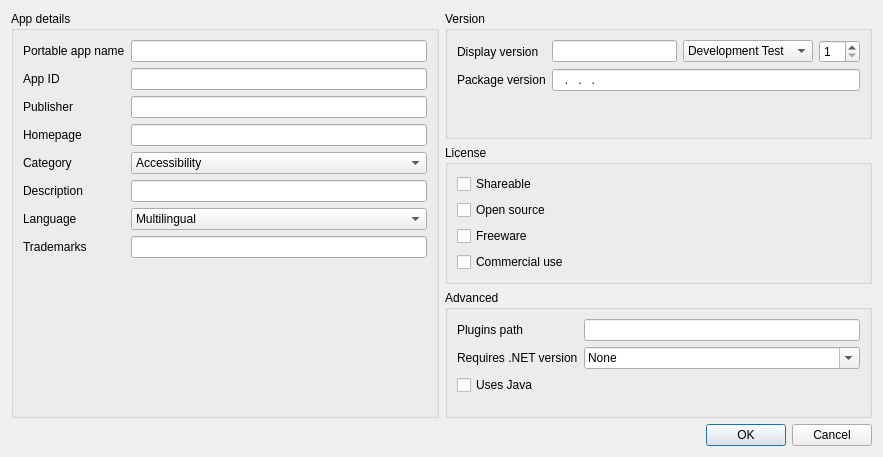
3D1T0R/PortableApps.com-DevelopmentToolkit, file ui/appinfo.ui: the form before one commit.
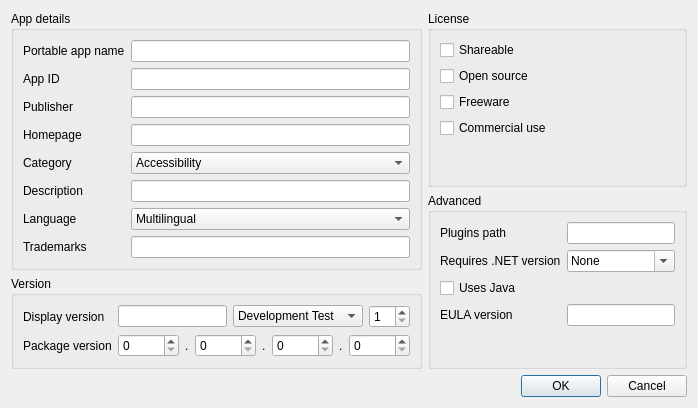
The form after the commit. Icons and pictures are not drawn.

Commit message: Added support for EULA to the appinfo GUI and reorganised the layout it.

```diff
--- a/ui/appinfo.ui
+++ b/ui/appinfo.ui
@@ -2,14 +2,6 @@
 <ui version="4.0">
  <class>AppInfoDialog</class>
  <widget class="QDialog" name="AppInfoDialog">
-  <property name="geometry">
-   <rect>
-    <x>0</x>
-    <y>0</y>
-    <width>883</width>
-    <height>457</height>
-   </rect>
-  </property>
   <property name="windowTitle">
    <string>App details</string>
   </property>
@@ -17,11 +9,17 @@
    <iconset resource="../graphics/graphics.qrc">
     <normaloff>:/icon.png</normaloff>:/icon.png</iconset>
   </property>
-  <layout class="QVBoxLayout" name="verticalLayout">
-   <item>
-    <layout class="QGridLayout">
-     <item row="0" column="0" rowspan="3">
+  <layout class="QGridLayout" name="gridLayout">
+   <item row="0" column="0">
+    <layout class="QVBoxLayout" name="verticalLayout">
+     <item>
       <widget class="QGroupBox" name="DetailsGroupBox">
+       <property name="sizePolicy">
+        <sizepolicy hsizetype="Preferred" vsizetype="Preferred">
+         <horstretch>1</horstretch>
+         <verstretch>0</verstretch>
+        </sizepolicy>
+       </property>
        <property name="title">
         <string>App details</string>
        </property>
@@ -538,7 +536,7 @@
        </layout>
       </widget>
      </item>
-     <item row="0" column="1">
+     <item>
       <widget class="QGroupBox" name="VersionGroupBox">
        <property name="title">
         <string>Version</string>
@@ -601,21 +599,92 @@
          </widget>
         </item>
         <item row="1" column="1">
-         <widget class="QLineEdit" name="PackageVersion">
-          <property name="inputMask">
-           <string>000.000.000.000; </string>
-          </property>
-         </widget>
+         <layout class="QHBoxLayout" name="horizontalLayout_2">
+          <item>
+           <widget class="QSpinBox" name="PackageVersion1">
+            <property name="maximum">
+             <number>65535</number>
+            </property>
+           </widget>
+          </item>
+          <item>
+           <widget class="QLabel" name="PackageVersionDot1">
+            <property name="sizePolicy">
+             <sizepolicy hsizetype="Fixed" vsizetype="Preferred">
+              <horstretch>0</horstretch>
+              <verstretch>0</verstretch>
+             </sizepolicy>
+            </property>
+            <property name="text">
+             <string>.</string>
+            </property>
+           </widget>
+          </item>
+          <item>
+           <widget class="QSpinBox" name="PackageVersion2">
+            <property name="maximum">
+             <number>65535</number>
+            </property>
+           </widget>
+          </item>
+          <item>
+           <widget class="QLabel" name="PackageVersionDot2">
+            <property name="sizePolicy">
+             <sizepolicy hsizetype="Fixed" vsizetype="Preferred">
+              <horstretch>0</horstretch>
+              <verstretch>0</verstretch>
+             </sizepolicy>
+            </property>
+            <property name="text">
+             <string>.</string>
+            </property>
+           </widget>
+          </item>
+          <item>
+           <widget class="QSpinBox" name="PackageVersion3">
+            <property name="maximum">
+             <number>65535</number>
+            </property>
+           </widget>
+          </item>
+          <item>
+           <widget class="QLabel" name="PackageVersionDot3">
+            <property name="sizePolicy">
+             <sizepolicy hsizetype="Fixed" vsizetype="Preferred">
+              <horstretch>0</horstretch>
+              <verstretch>0</verstretch>
+             </sizepolicy>
+            </property>
+            <property name="text">
+             <string>.</string>
+            </property>
+           </widget>
+          </item>
+          <item>
+           <widget class="QSpinBox" name="PackageVersion4">
+            <property name="maximum">
+             <number>65535</number>
+            </property>
+           </widget>
+          </item>
+         </layout>
         </item>
        </layout>
       </widget>
      </item>
-     <item row="1" column="1">
+    </layout>
+   </item>
+   <item row="0" column="1">
+    <layout class="QVBoxLayout" name="verticalLayout_2">
+     <item>
       <widget class="QGroupBox" name="LicenseGroupBox">
        <property name="title">
         <string>License</string>
        </property>
        <layout class="QFormLayout" name="formLayout_5">
+        <property name="fieldGrowthPolicy">
+         <enum>QFormLayout::AllNonFixedFieldsGrow</enum>
+        </property>
         <item row="0" column="0">
          <widget class="QCheckBox" name="Shareable">
           <property name="text">
@@ -647,12 +716,15 @@
        </layout>
       </widget>
      </item>
-     <item row="2" column="1">
+     <item>
       <widget class="QGroupBox" name="AdvancedGroupBox">
        <property name="title">
         <string>Advanced</string>
        </property>
        <layout class="QFormLayout" name="formLayout_7">
+        <property name="fieldGrowthPolicy">
+         <enum>QFormLayout::AllNonFixedFieldsGrow</enum>
+        </property>
         <item row="0" column="0">
          <widget class="QLabel" name="PluginsPathLabel">
           <property name="text">
@@ -718,12 +790,26 @@
           </property>
          </widget>
         </item>
+        <item row="4" column="0">
+         <widget class="QLabel" name="EULAVersionLabel">
+          <property name="text">
+           <string>EULA version</string>
+          </property>
+         </widget>
+        </item>
+        <item row="4" column="1">
+         <widget class="QLineEdit" name="EULAVersion">
+          <property name="maxLength">
+           <number>128</number>
+          </property>
+         </widget>
+        </item>
        </layout>
       </widget>
      </item>
     </layout>
    </item>
-   <item>
+   <item row="1" column="1">
     <widget class="QDialogButtonBox" name="buttonBox">
      <property name="orientation">
       <enum>Qt::Horizontal</enum>
```
Left out of the diff: 2 changed lines with no effect on the pictures. The commit also changes 2 other files.
